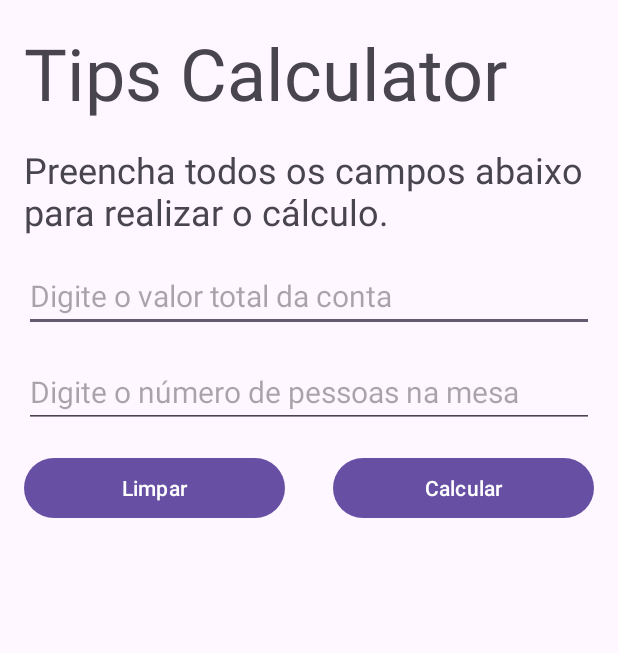
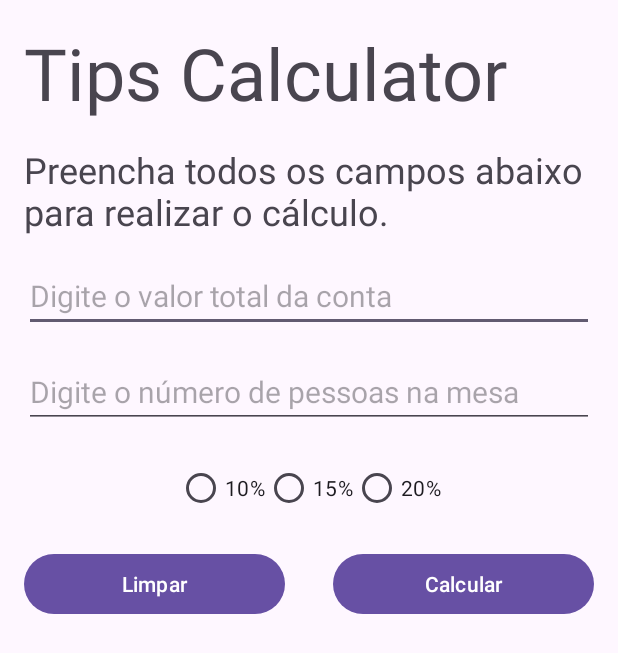
Before and after one commit to Giovanesantos1/appdagorjeta, an Android app: the screen it shows after launch (MainActivity), on a phone screen of 412 x 824 dp. Shown: the top 653 px of the screen. Run offline under Robolectric (Android 15) with nearby library versions, the phone set to English and light mode, and no system bars.

Commit message:
radio group

```diff
--- a/app/src/main/res/layout/activity_main.xml
+++ b/app/src/main/res/layout/activity_main.xml
@@ -54,6 +54,37 @@
         app:layout_constraintStart_toStartOf="parent"
         app:layout_constraintTop_toBottomOf="@+id/til_total" />
 
+    <RadioGroup
+        android:id="@+id/rg_percentage"
+        android:layout_width="match_parent"
+        android:layout_height="wrap_content"
+        android:orientation="horizontal"
+        android:gravity="center_horizontal"
+        android:layout_margin="16dp"
+        app:layout_constraintEnd_toEndOf="@+id/number_of_people"
+        app:layout_constraintStart_toStartOf="@+id/number_of_people"
+        app:layout_constraintTop_toBottomOf="@+id/number_of_people">
+
+    <RadioButton
+        android:id="@+id/rb_option_one"
+        android:layout_width="wrap_content"
+        android:layout_height="wrap_content"
+        android:text="10%" />
+
+    <RadioButton
+        android:id="@+id/rb_option_two"
+        android:layout_width="wrap_content"
+        android:layout_height="wrap_content"
+        android:text="15%"/>
+
+        <RadioButton
+            android:id="@+id/rb_option_three"
+            android:layout_width="wrap_content"
+            android:layout_height="wrap_content"
+            android:text="20%"/>
+
+    </RadioGroup>
+
     <Button
         android:id="@+id/btn_clean"
         android:layout_width="0dp"
@@ -62,7 +93,7 @@
         android:text="Limpar"
         app:layout_constraintEnd_toStartOf="@+id/btn_guideline"
         app:layout_constraintStart_toStartOf="parent"
-        app:layout_constraintTop_toBottomOf="@+id/number_of_people" />
+        app:layout_constraintTop_toBottomOf="@+id/rg_percentage" />
 
     <androidx.constraintlayout.widget.Guideline
         android:id="@+id/btn_guideline"
@@ -79,6 +110,6 @@
         android:text="Calcular"
         app:layout_constraintEnd_toEndOf="parent"
         app:layout_constraintStart_toEndOf="@+id/btn_guideline"
-        app:layout_constraintTop_toBottomOf="@+id/number_of_people" />
+        app:layout_constraintTop_toBottomOf="@+id/rg_percentage" />
 
 </androidx.constraintlayout.widget.ConstraintLayout>
```
